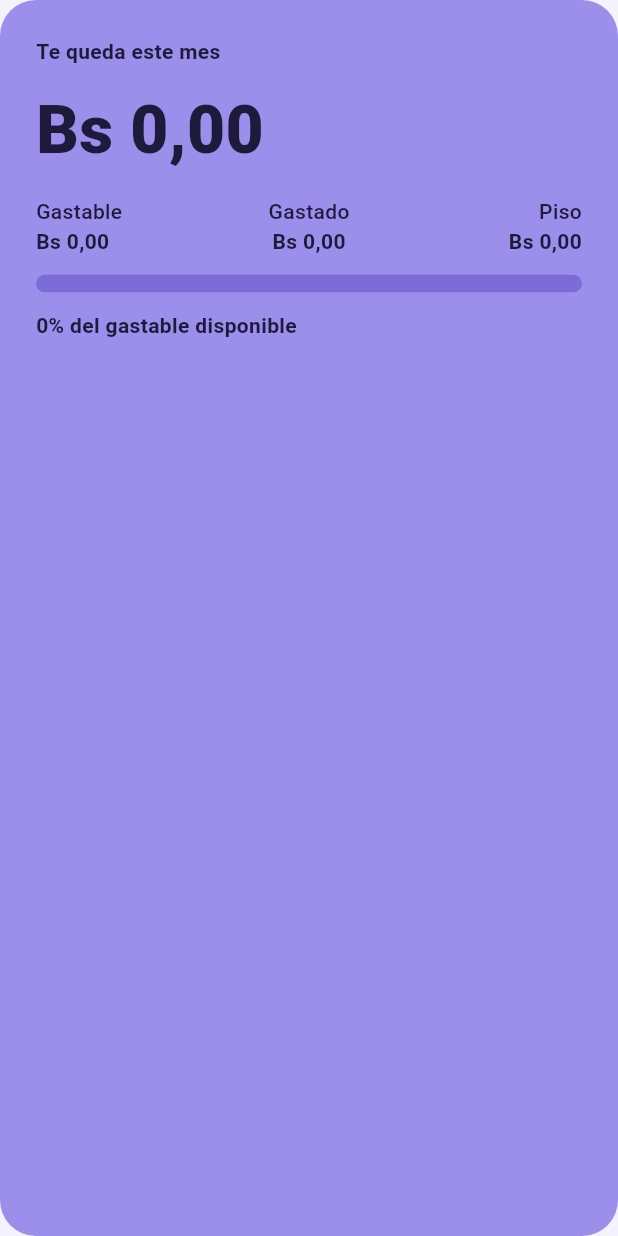
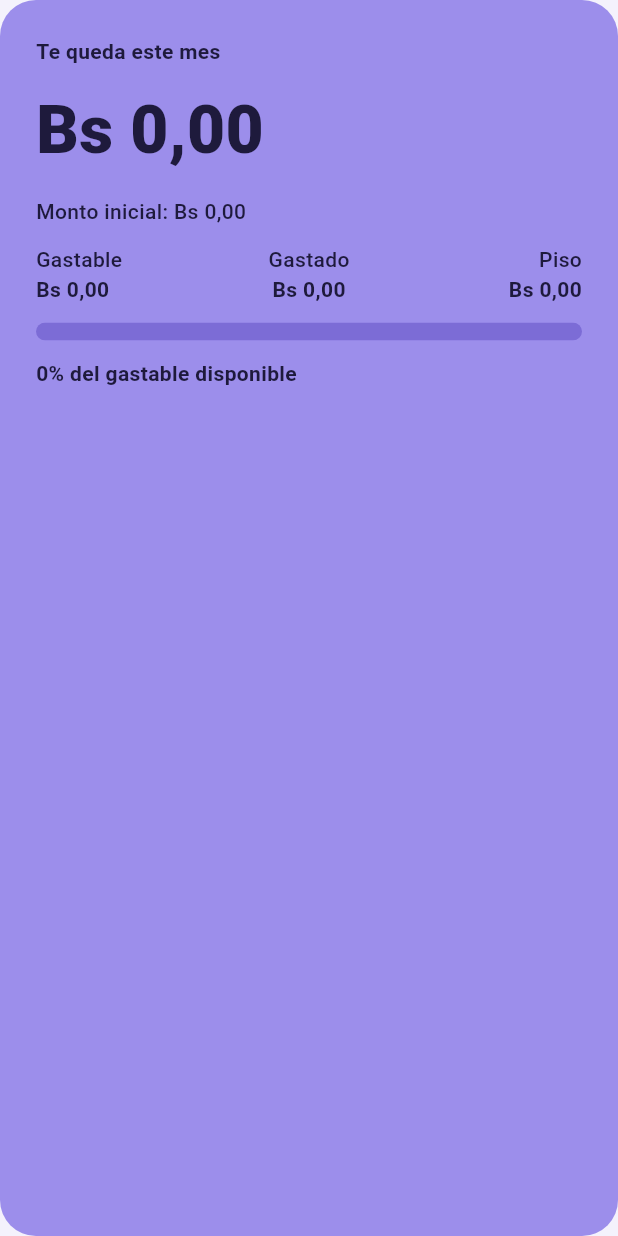
Before and after one commit to Fercho63036/gastos_app, a Flutter app: the TarjetaSaldoWidget widget shown alone on an empty page, opened directly with empty values, on a phone screen of 412 x 824 dp. Run offline on Flutter 3.47's test engine with Material 3 defaults, Android fonts, the phone set to English and light mode, and no system bars; our stand-ins replace get_it, go_router, pull_to_refresh, shared_preferences, sqflite; accounts and stored records are empty.

Commit message:
Fix: Correccion de manejo de datos de pantalla de inicio para manejos de montos

```diff
--- a/lib/app/features/inicio/constants/inicio_strings.dart
+++ b/lib/app/features/inicio/constants/inicio_strings.dart
@@ -5,6 +5,7 @@ class InicioStrings {
   static const String teQuedaEsteMes = 'Te queda este mes';
   static const String gastable = 'Gastable';
   static const String gastado = 'Gastado';
+  static const String montoInicial = 'Monto inicial';
   static const String piso = 'Piso';
   static const String gastableDisponible = 'del gastable disponible';
 
--- /dev/null
+++ b/lib/app/features/inicio/widgets/resumen/monto_inicial_widget.dart
@@ -0,0 +1,28 @@
+/****************************** FLUTTER / DART ******************************/
+import 'package:flutter/material.dart';
+
+/*********************************** CORE ***********************************/
+import 'package:gastos_app/app/core/utils/formato_helpers.dart';
+
+/********************************* FEATURE **********************************/
+import '../../constants/inicio_strings.dart';
+
+class MontoInicialWidget extends StatelessWidget {
+  final int montoInicialCentavos;
+  final TextStyle? estilo;
+
+  const MontoInicialWidget({
+    super.key,
+    required this.montoInicialCentavos,
+    this.estilo,
+  });
+
+  @override
+  Widget build(BuildContext context) {
+    final monto = FormatoHelpers.formatearMonto(montoInicialCentavos);
+    return Text(
+      '${InicioStrings.montoInicial}: $monto',
+      style: estilo?.copyWith(fontWeight: FontWeight.w500),
+    );
+  }
+}
--- a/lib/app/features/inicio/widgets/resumen/tarjeta_saldo_widget.dart
+++ b/lib/app/features/inicio/widgets/resumen/tarjeta_saldo_widget.dart
@@ -16,6 +16,7 @@ import 'package:gastos_app/app/shared/widgets/progreso/barra_progreso_widget.dar
 import '../../constants/inicio_strings.dart';
 import '../../utils/inicio_helpers.dart';
 import 'fila_gastable_piso_widget.dart';
+import 'monto_inicial_widget.dart';
 
 class TarjetaSaldoWidget extends StatelessWidget {
   final ResumenMes resumen;
@@ -63,6 +64,10 @@ class TarjetaSaldoWidget extends StatelessWidget {
             FormatoHelpers.formatearMonto(resumen.saldoCentavos),
             style: _buildEstiloSaldo(context, estiloBase),
           ),
+          MontoInicialWidget(
+            montoInicialCentavos: resumen.montoInicialCentavos,
+            estilo: estiloBase,
+          ),
           FilaGastablePisoWidget(resumen: resumen, estilo: estiloBase),
           BarraProgresoWidget(
             fraccion: InicioHelpers.fraccionDisponible(resumen),
--- a/lib/app/shared/dto/api_claves.dart
+++ b/lib/app/shared/dto/api_claves.dart
@@ -34,4 +34,5 @@ class ApiClaves {
   static const String gastableTotalCentavos = 'gastable_total_centavos';
   static const String entradasCentavos = 'entradas_centavos';
   static const String gastadoCentavos = 'gastado_centavos';
+  static const String montoInicialCentavos = 'monto_inicial_centavos';
 }
--- a/lib/app/shared/dto/resumen_dto.dart
+++ b/lib/app/shared/dto/resumen_dto.dart
@@ -13,6 +13,7 @@ class ResumenDto {
     pisoCentavos: json[ApiClaves.pisoCentavos] as int,
     entradasCentavos: json[ApiClaves.entradasCentavos] as int,
     gastadoCentavos: json[ApiClaves.gastadoCentavos] as int,
+    montoInicialCentavos: json[ApiClaves.montoInicialCentavos] as int,
   );
 
   static Json aJson(ResumenMes resumen) => {
@@ -22,5 +23,6 @@ class ResumenDto {
     ApiClaves.pisoCentavos: resumen.pisoCentavos,
     ApiClaves.entradasCentavos: resumen.entradasCentavos,
     ApiClaves.gastadoCentavos: resumen.gastadoCentavos,
+    ApiClaves.montoInicialCentavos: resumen.montoInicialCentavos,
   };
 }
--- a/lib/app/shared/models/resumen_mes_model.dart
+++ b/lib/app/shared/models/resumen_mes_model.dart
@@ -5,6 +5,7 @@ class ResumenMes {
   final int pisoCentavos;
   final int entradasCentavos;
   final int gastadoCentavos;
+  final int montoInicialCentavos;
 
   const ResumenMes({
     required this.saldoCentavos,
@@ -13,6 +14,7 @@ class ResumenMes {
     required this.pisoCentavos,
     required this.entradasCentavos,
     required this.gastadoCentavos,
+    required this.montoInicialCentavos,
   });
 
   static const ResumenMes vacio = ResumenMes(
@@ -22,5 +24,6 @@ class ResumenMes {
     pisoCentavos: 0,
     entradasCentavos: 0,
     gastadoCentavos: 0,
+    montoInicialCentavos: 0,
   );
 }
--- a/lib/app/shared/utils/resumen_helpers.dart
+++ b/lib/app/shared/utils/resumen_helpers.dart
@@ -34,6 +34,7 @@ class ResumenHelpers {
       pisoCentavos: periodo.pisoCentavos,
       entradasCentavos: entradas,
       gastadoCentavos: gastos,
+      montoInicialCentavos: periodo.saldoInicialCentavos,
     );
   }
 
```
Also changed, not shown: 2 other files.
